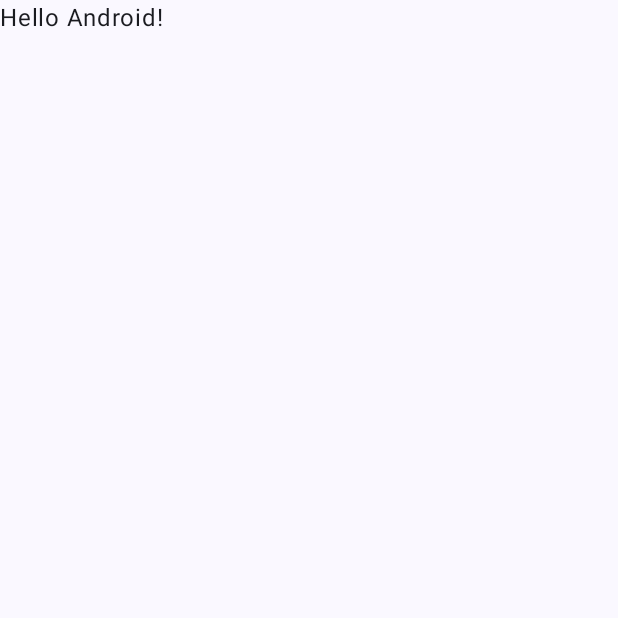
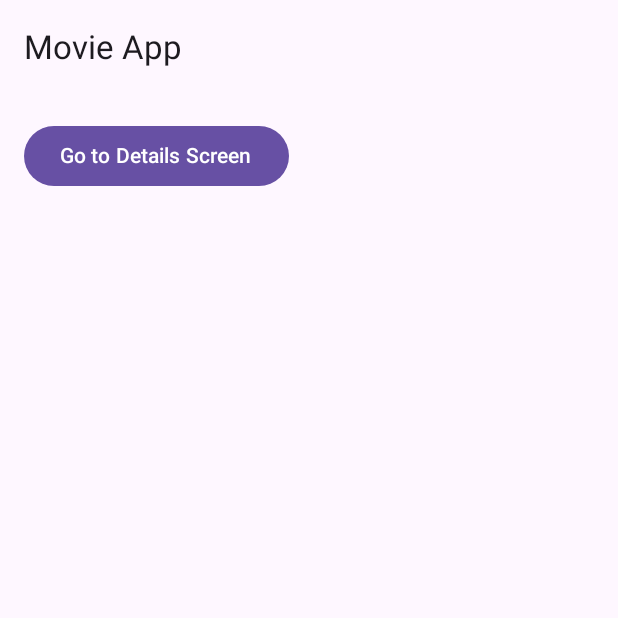
Before and after one commit to SuneLarsson/Movie_Application_M7019E, an Android app built with Jetpack Compose: the screen it shows after launch (MainActivity), on a phone screen of 412 x 824 dp, the top half of it. Before the commit the part shown is almost empty. Run offline under Robolectric (Android 15) with nearby library versions, the phone set to English and light mode, and no system bars.

```diff
--- a/app/build.gradle.kts
+++ b/app/build.gradle.kts
@@ -53,6 +53,8 @@ dependencies {
     implementation(libs.material)
     implementation(libs.androidx.activity)
     implementation(libs.androidx.constraintlayout)
+    implementation(libs.androidx.navigation.compose)
+    implementation(libs.coil.compose)
     testImplementation(libs.junit)
     androidTestImplementation(libs.androidx.junit)
     androidTestImplementation(libs.androidx.espresso.core)
--- a/app/src/main/java/com/example/moviedbapplication/MainActivity.kt
+++ b/app/src/main/java/com/example/moviedbapplication/MainActivity.kt
@@ -6,42 +6,90 @@ import androidx.activity.compose.setContent
 import androidx.activity.enableEdgeToEdge
 import androidx.compose.foundation.layout.fillMaxSize
 import androidx.compose.foundation.layout.padding
+import androidx.compose.material.icons.Icons
+import androidx.compose.material.icons.automirrored.filled.ArrowBack
+import androidx.compose.material.icons.filled.ArrowBack
 import androidx.compose.material3.Scaffold
 import androidx.compose.material3.Text
 import androidx.compose.runtime.Composable
 import androidx.compose.ui.Modifier
 import androidx.compose.ui.tooling.preview.Preview
-import com.example.moviedbapplication.ui.theme.MovieDbApplicationTheme
+import androidx.navigation.NavHostController
+import androidx.navigation.compose.NavHost
+import androidx.navigation.compose.composable
+import androidx.compose.material3.*
+import androidx.compose.runtime.getValue
+import androidx.navigation.compose.rememberNavController
+import androidx.navigation.compose.currentBackStackEntryAsState
+import com.example.moviedbapplication.ui.DetailScreen
+import com.example.moviedbapplication.ui.MainScreen
+import com.example.moviedbapplication.ui.ThirdScreen
+
+enum class MovieScreen {
+    Main,
+    Details,
+    Third
+}
 
 class MainActivity : ComponentActivity() {
     override fun onCreate(savedInstanceState: Bundle?) {
         super.onCreate(savedInstanceState)
-        enableEdgeToEdge()
         setContent {
-            MovieDbApplicationTheme {
-                Scaffold(modifier = Modifier.fillMaxSize()) { innerPadding ->
-                    Greeting(
-                        name = "Android",
-                        modifier = Modifier.padding(innerPadding)
-                    )
+            MovieApp()
+        }
+    }
+}
+
+
+@OptIn(ExperimentalMaterial3Api::class)
+@Composable
+fun MovieApp(navController: NavHostController = rememberNavController()) {
+    val backStackEntry by navController.currentBackStackEntryAsState()
+    val currentScreen = MovieScreen.valueOf(
+        backStackEntry?.destination?.route ?: MovieScreen.Main.name
+    )
+
+    Scaffold(
+        topBar = {
+            TopAppBar(
+                title = { Text("Movie App") },
+                navigationIcon = {
+                    // Only show the back icon if there's a previous screen in the stack
+                    if (navController.previousBackStackEntry != null) {
+                        IconButton(onClick = { navController.navigateUp() }) {
+                            Icon(Icons.AutoMirrored.Filled.ArrowBack, contentDescription = "Back")
+
+                        }
+                    }
                 }
+
+            )
+        }
+    ) { innerPadding ->
+        NavHost(
+            navController = navController,
+            startDestination = MovieScreen.Main.name,
+            modifier = Modifier.padding(innerPadding)
+        ) {
+            composable(MovieScreen.Main.name) {
+                MainScreen(navController)
+            }
+            composable(MovieScreen.Details.name) {
+                DetailScreen(navController)
+            }
+            composable(MovieScreen.Third.name) {
+                ThirdScreen(navController)
             }
         }
     }
 }
 
+
 @Composable
-fun Greeting(name: String, modifier: Modifier = Modifier) {
-    Text(
-        text = "Hello $name!",
-        modifier = modifier
-    )
-}
-
-@Preview(showBackground = true)
-@Composable
-fun GreetingPreview() {
-    MovieDbApplicationTheme {
-        Greeting("Android")
+fun MovieAppNavHost(navController: NavHostController) {
+    NavHost(navController = navController, startDestination = "main") {
+        composable("main") { MainScreen(navController) }
+        composable("details") { DetailScreen(navController) }
+        composable("third") { ThirdScreen(navController) }
     }
 }
--- /dev/null
+++ b/app/src/main/java/com/example/moviedbapplication/ui/MainScreen.kt
@@ -0,0 +1,20 @@
+package com.example.moviedbapplication.ui
+
+import androidx.compose.foundation.layout.padding
+import androidx.compose.material3.*
+import androidx.compose.runtime.Composable
+import androidx.compose.ui.Modifier
+import androidx.compose.ui.unit.dp
+import androidx.navigation.NavController
+
+@Composable
+fun MainScreen(navController: NavController) {
+    Scaffold { padding ->
+        Button(
+            onClick = { navController.navigate("details") },
+            modifier = Modifier.padding(padding).padding(16.dp)
+        ) {
+            Text("Go to Details Screen")
+        }
+    }
+}
--- a/gradle/libs.versions.toml
+++ b/gradle/libs.versions.toml
@@ -1,5 +1,6 @@
 [versions]
 agp = "8.9.1"
+coilCompose = "2.4.0"
 kotlin = "2.0.21"
 coreKtx = "1.15.0"
 junit = "4.13.2"
@@ -12,9 +13,11 @@ appcompat = "1.6.1"
 material = "1.10.0"
 activity = "1.10.1"
 constraintlayout = "2.1.4"
+navigationCompose = "2.8.9"
 
 [libraries]
 androidx-core-ktx = { group = "androidx.core", name = "core-ktx", version.ref = "coreKtx" }
+coil-compose = { module = "io.coil-kt:coil-compose", version.ref = "coilCompose" }
 junit = { group = "junit", name = "junit", version.ref = "junit" }
 androidx-junit = { group = "androidx.test.ext", name = "junit", version.ref = "junitVersion" }
 androidx-espresso-core = { group = "androidx.test.espresso", name = "espresso-core", version.ref = "espressoCore" }
@@ -32,6 +35,7 @@ androidx-appcompat = { group = "androidx.appcompat", name = "appcompat", version
 material = { group = "com.google.android.material", name = "material", version.ref = "material" }
 androidx-activity = { group = "androidx.activity", name = "activity", version.ref = "activity" }
 androidx-constraintlayout = { group = "androidx.constraintlayout", name = "constraintlayout", version.ref = "constraintlayout" }
+androidx-navigation-compose = { group = "androidx.navigation", name = "navigation-compose", version.ref = "navigationCompose" }
 
 [plugins]
 android-application = { id = "com.android.application", version.ref = "agp" }
```
Also changed, not shown: app/src/main/AndroidManifest.xml (+2 -6 lines), app/src/main/java/com/example/moviedbapplication/SecondActivity.kt (deleted, +0 -20 lines), app/src/main/java/com/example/moviedbapplication/ThirdActivity.kt (deleted, +0 -20 lines), app/src/main/java/com/example/moviedbapplication/database/Movies.kt (added, +88 -0 lines), app/src/main/java/com/example/moviedbapplication/models/Movie.kt (added, +14 -0 lines), app/src/main/java/com/example/moviedbapplication/ui/DetailScreen.kt (added, +120 -0 lines), app/src/main/java/com/example/moviedbapplication/ui/ThirdScreen.kt (added, +21 -0 lines), app/src/main/java/com/example/moviedbapplication/utils/Constants.kt (added, +9 -0 lines), app/src/main/res/layout/activity_second.xml (deleted, +0 -10 lines), app/src/main/res/layout/activity_third.xml (deleted, +0 -10 lines), 1 other file.
